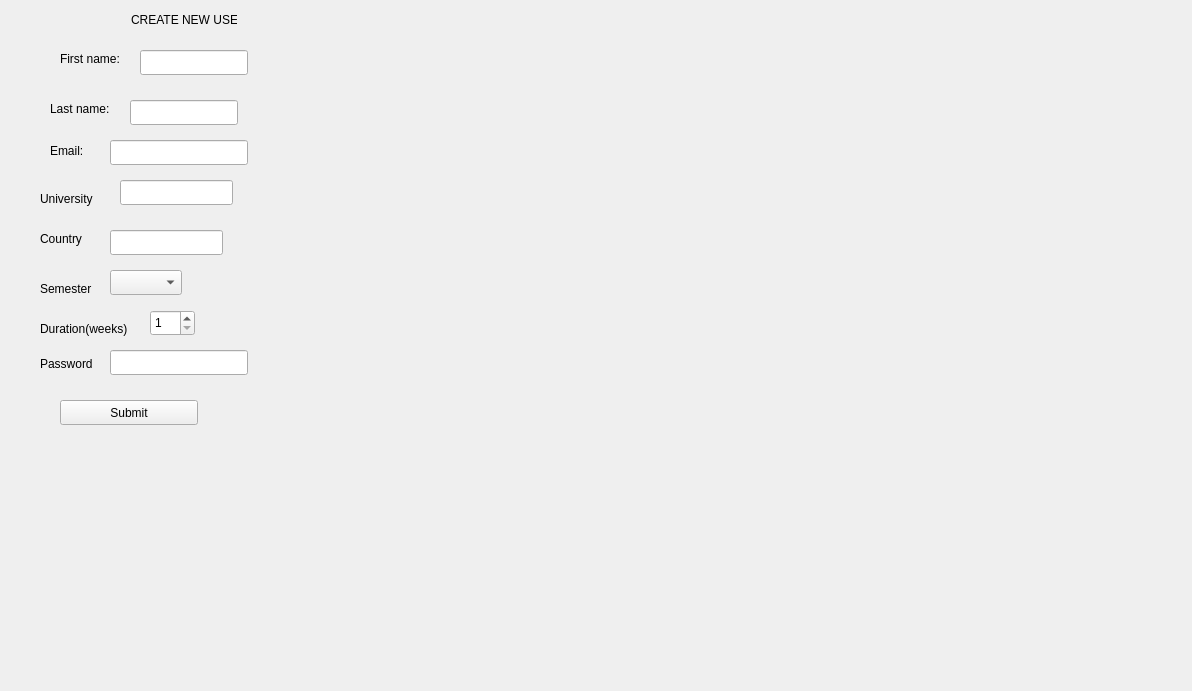
Qt form newstudent.ui (casalete/ErasmusIo) before a commit.
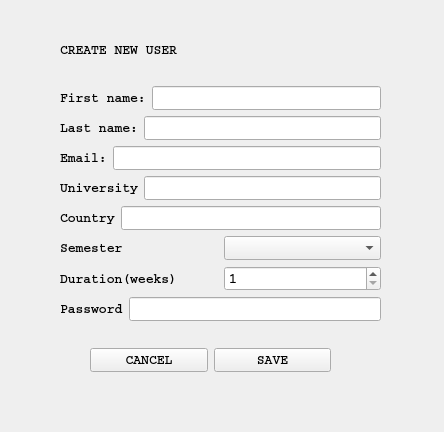
The same form after that commit.

What changed in the file:
```diff
--- a/newstudent.ui
+++ b/newstudent.ui
@@ -6,165 +6,252 @@
    <rect>
     <x>0</x>
     <y>0</y>
-    <width>1192</width>
-    <height>691</height>
+    <width>444</width>
+    <height>432</height>
    </rect>
   </property>
   <property name="windowTitle">
    <string>Form</string>
   </property>
-  <widget class="QPushButton" name="submitButton">
+  <widget class="QWidget" name="layoutWidget">
    <property name="geometry">
     <rect>
      <x>60</x>
-     <y>400</y>
-     <width>138</width>
-     <height>25</height>
+     <y>20</y>
+     <width>321</width>
+     <height>301</height>
     </rect>
    </property>
+   <layout class="QVBoxLayout" name="verticalLayout_2">
+    <item>
+     <widget class="QLabel" name="label">
+      <property name="font">
+       <font>
+        <family>Courier</family>
+        <pointsize>10</pointsize>
+        <weight>75</weight>
+        <bold>true</bold>
+       </font>
+      </property>
    <property name="text">
-    <string>Submit</string>
-   </property>
-  </widget>
-  <widget class="QLineEdit" name="lineEdit_password">
-   <property name="geometry">
-    <rect>
-     <x>110</x>
-     <y>350</y>
-     <width>138</width>
-     <height>25</height>
-    </rect>
-   </property>
-   <property name="echoMode">
-    <enum>QLineEdit::Password</enum>
-   </property>
-  </widget>
-  <widget class="QLabel" name="label_6">
-   <property name="geometry">
-    <rect>
-     <x>40</x>
-     <y>350</y>
-     <width>61</width>
-     <height>28</height>
-    </rect>
-   </property>
+       <string>CREATE NEW USER</string>
+      </property>
+     </widget>
+    </item>
+    <item>
+     <layout class="QVBoxLayout" name="verticalLayout">
+      <item>
+       <layout class="QHBoxLayout" name="horizontalLayout">
+        <item>
+         <widget class="QLabel" name="label_3">
+          <property name="font">
+           <font>
+            <family>Courier</family>
+            <pointsize>10</pointsize>
+            <weight>75</weight>
+            <bold>true</bold>
+           </font>
+          </property>
+          <property name="text">
+           <string>First name:</string>
+          </property>
+         </widget>
+        </item>
+        <item>
+         <widget class="QLineEdit" name="lineEdit_firstName">
+          <property name="font">
+           <font>
+            <family>Courier</family>
+            <pointsize>10</pointsize>
+            <weight>75</weight>
+            <bold>true</bold>
+           </font>
+          </property>
+         </widget>
+        </item>
+       </layout>
+      </item>
+      <item>
+       <layout class="QHBoxLayout" name="horizontalLayout_2">
+        <item>
+         <widget class="QLabel" name="label_4">
+          <property name="font">
+           <font>
+            <family>Courier</family>
+            <pointsize>10</pointsize>
+            <weight>75</weight>
+            <bold>true</bold>
+           </font>
+          </property>
    <property name="text">
-    <string>Password</string>
-   </property>
-  </widget>
-  <widget class="QLineEdit" name="lineEdit_email">
-   <property name="geometry">
-    <rect>
-     <x>110</x>
-     <y>140</y>
-     <width>138</width>
-     <height>25</height>
-    </rect>
-   </property>
-  </widget>
+           <string>Last name:</string>
+          </property>
+         </widget>
+        </item>
+        <item>
+         <widget class="QLineEdit" name="lineEdit_lastName">
+          <property name="font">
+           <font>
+            <family>Courier</family>
+            <pointsize>10</pointsize>
+            <weight>75</weight>
+            <bold>true</bold>
+           </font>
+          </property>
+         </widget>
+        </item>
+       </layout>
+      </item>
+      <item>
+       <layout class="QHBoxLayout" name="horizontalLayout_3">
+        <item>
   <widget class="QLabel" name="label_5">
-   <property name="geometry">
-    <rect>
-     <x>50</x>
-     <y>130</y>
-     <width>41</width>
-     <height>41</height>
-    </rect>
+          <property name="font">
+           <font>
+            <family>Courier</family>
+            <pointsize>10</pointsize>
+            <weight>75</weight>
+            <bold>true</bold>
+           </font>
    </property>
    <property name="text">
     <string>Email:</string>
    </property>
   </widget>
+        </item>
+        <item>
+         <widget class="QLineEdit" name="lineEdit_email">
+          <property name="font">
+           <font>
+            <family>Courier</family>
+            <pointsize>10</pointsize>
+            <weight>75</weight>
+            <bold>true</bold>
+           </font>
+          </property>
+         </widget>
+        </item>
+       </layout>
+      </item>
+      <item>
+       <layout class="QHBoxLayout" name="horizontalLayout_4">
+        <item>
   <widget class="QLabel" name="label_2">
-   <property name="geometry">
-    <rect>
-     <x>40</x>
-     <y>190</y>
-     <width>61</width>
-     <height>17</height>
-    </rect>
+          <property name="font">
+           <font>
+            <family>Courier</family>
+            <pointsize>10</pointsize>
+            <weight>75</weight>
+            <bold>true</bold>
+           </font>
    </property>
    <property name="text">
     <string>University</string>
    </property>
   </widget>
+        </item>
+        <item>
+         <widget class="QLineEdit" name="lineEdit_university">
+          <property name="font">
+           <font>
+            <family>Courier</family>
+            <pointsize>10</pointsize>
+            <weight>75</weight>
+            <bold>true</bold>
+           </font>
+          </property>
+         </widget>
+        </item>
+       </layout>
+      </item>
+      <item>
+       <layout class="QHBoxLayout" name="horizontalLayout_5">
+        <item>
   <widget class="QLabel" name="label_7">
-   <property name="geometry">
-    <rect>
-     <x>40</x>
-     <y>230</y>
-     <width>54</width>
-     <height>17</height>
-    </rect>
+          <property name="font">
+           <font>
+            <family>Courier</family>
+            <pointsize>10</pointsize>
+            <weight>75</weight>
+            <bold>true</bold>
+           </font>
    </property>
    <property name="text">
     <string>Country</string>
    </property>
   </widget>
-  <widget class="QLineEdit" name="lineEdit_university">
-   <property name="geometry">
-    <rect>
-     <x>120</x>
-     <y>180</y>
-     <width>113</width>
-     <height>25</height>
-    </rect>
-   </property>
-  </widget>
+        </item>
+        <item>
   <widget class="QLineEdit" name="lineEdit_country">
-   <property name="geometry">
-    <rect>
-     <x>110</x>
-     <y>230</y>
-     <width>113</width>
-     <height>25</height>
-    </rect>
-   </property>
-  </widget>
+          <property name="font">
+           <font>
+            <family>Courier</family>
+            <pointsize>10</pointsize>
+            <weight>75</weight>
+            <bold>true</bold>
+           </font>
+          </property>
+         </widget>
+        </item>
+       </layout>
+      </item>
+      <item>
+       <layout class="QHBoxLayout" name="horizontalLayout_6">
+        <item>
   <widget class="QLabel" name="label_8">
-   <property name="geometry">
-    <rect>
-     <x>40</x>
-     <y>280</y>
-     <width>54</width>
-     <height>17</height>
-    </rect>
+          <property name="font">
+           <font>
+            <family>Courier</family>
+            <pointsize>10</pointsize>
+            <weight>75</weight>
+            <bold>true</bold>
+           </font>
    </property>
    <property name="text">
     <string>Semester</string>
    </property>
   </widget>
+        </item>
+        <item>
   <widget class="QComboBox" name="comboBox_semester">
-   <property name="geometry">
-    <rect>
-     <x>110</x>
-     <y>270</y>
-     <width>72</width>
-     <height>25</height>
-    </rect>
-   </property>
-  </widget>
+          <property name="font">
+           <font>
+            <family>Courier</family>
+            <pointsize>10</pointsize>
+            <weight>75</weight>
+            <bold>true</bold>
+           </font>
+          </property>
+         </widget>
+        </item>
+       </layout>
+      </item>
+      <item>
+       <layout class="QHBoxLayout" name="horizontalLayout_7">
+        <item>
   <widget class="QLabel" name="label_9">
-   <property name="geometry">
-    <rect>
-     <x>40</x>
-     <y>320</y>
-     <width>101</width>
-     <height>17</height>
-    </rect>
+          <property name="font">
+           <font>
+            <family>Courier</family>
+            <pointsize>10</pointsize>
+            <weight>75</weight>
+            <bold>true</bold>
+           </font>
    </property>
    <property name="text">
     <string>Duration(weeks)</string>
    </property>
   </widget>
+        </item>
+        <item>
   <widget class="QSpinBox" name="spinBox_duration">
-   <property name="geometry">
-    <rect>
-     <x>150</x>
-     <y>310</y>
-     <width>45</width>
-     <height>26</height>
-    </rect>
+          <property name="font">
+           <font>
+            <family>Courier</family>
+            <pointsize>10</pointsize>
+            <weight>75</weight>
+            <bold>true</bold>
+           </font>
    </property>
    <property name="minimum">
     <number>1</number>
@@ -173,64 +260,88 @@
     <number>30</number>
    </property>
   </widget>
-  <widget class="QLabel" name="label_4">
-   <property name="geometry">
-    <rect>
-     <x>50</x>
-     <y>100</y>
-     <width>62</width>
-     <height>17</height>
-    </rect>
+        </item>
+       </layout>
+      </item>
+      <item>
+       <layout class="QHBoxLayout" name="horizontalLayout_8">
+        <item>
+         <widget class="QLabel" name="label_6">
+          <property name="font">
+           <font>
+            <family>Courier</family>
+            <pointsize>10</pointsize>
+            <weight>75</weight>
+            <bold>true</bold>
+           </font>
    </property>
    <property name="text">
-    <string>Last name:</string>
-   </property>
-  </widget>
-  <widget class="QLineEdit" name="lineEdit_lastName">
-   <property name="geometry">
-    <rect>
-     <x>130</x>
-     <y>100</y>
-     <width>108</width>
-     <height>25</height>
-    </rect>
-   </property>
-  </widget>
-  <widget class="QLabel" name="label_3">
+           <string>Password</string>
+          </property>
+         </widget>
+        </item>
+        <item>
+         <widget class="QLineEdit" name="lineEdit_password">
+          <property name="font">
+           <font>
+            <family>Courier</family>
+            <pointsize>10</pointsize>
+            <weight>75</weight>
+            <bold>true</bold>
+           </font>
+          </property>
+          <property name="echoMode">
+           <enum>QLineEdit::Password</enum>
+          </property>
+         </widget>
+        </item>
+       </layout>
+      </item>
+     </layout>
+    </item>
+   </layout>
+  </widget>
+  <widget class="QWidget" name="">
    <property name="geometry">
     <rect>
-     <x>60</x>
-     <y>50</y>
-     <width>63</width>
-     <height>17</height>
+     <x>90</x>
+     <y>340</y>
+     <width>241</width>
+     <height>41</height>
     </rect>
    </property>
+   <layout class="QHBoxLayout" name="horizontalLayout_9">
+    <item>
+     <widget class="QPushButton" name="cancelButton">
+      <property name="font">
+       <font>
+        <family>Courier</family>
+        <pointsize>10</pointsize>
+        <weight>75</weight>
+        <bold>true</bold>
+       </font>
+      </property>
    <property name="text">
-    <string>First name:</string>
-   </property>
-  </widget>
-  <widget class="QLineEdit" name="lineEdit_firstName">
-   <property name="geometry">
-    <rect>
-     <x>140</x>
-     <y>50</y>
-     <width>108</width>
-     <height>25</height>
-    </rect>
-   </property>
-  </widget>
-  <widget class="QLabel" name="label">
-   <property name="geometry">
-    <rect>
-     <x>131</x>
-     <y>11</y>
-     <width>106</width>
-     <height>17</height>
-    </rect>
-   </property>
+       <string>CANCEL</string>
+      </property>
+     </widget>
+    </item>
+    <item>
+     <widget class="QPushButton" name="submitButton">
+      <property name="font">
+       <font>
+        <family>Courier</family>
+        <pointsize>10</pointsize>
+        <weight>75</weight>
+        <bold>true</bold>
+       </font>
+      </property>
    <property name="text">
-    <string>CREATE NEW USER</string>
-   </property>
+       <string>SAVE</string>
+      </property>
+     </widget>
+    </item>
+   </layout>
   </widget>
  </widget>
  <resources/>
```
Lines whose indentation alone changed are shown as unchanged.
